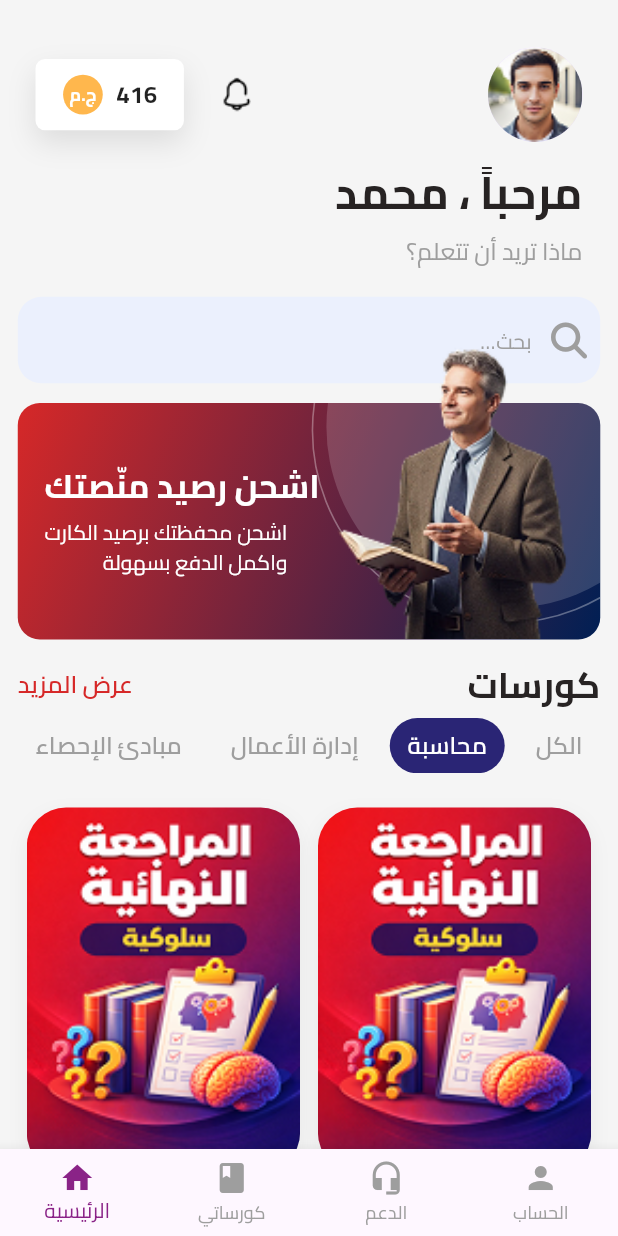
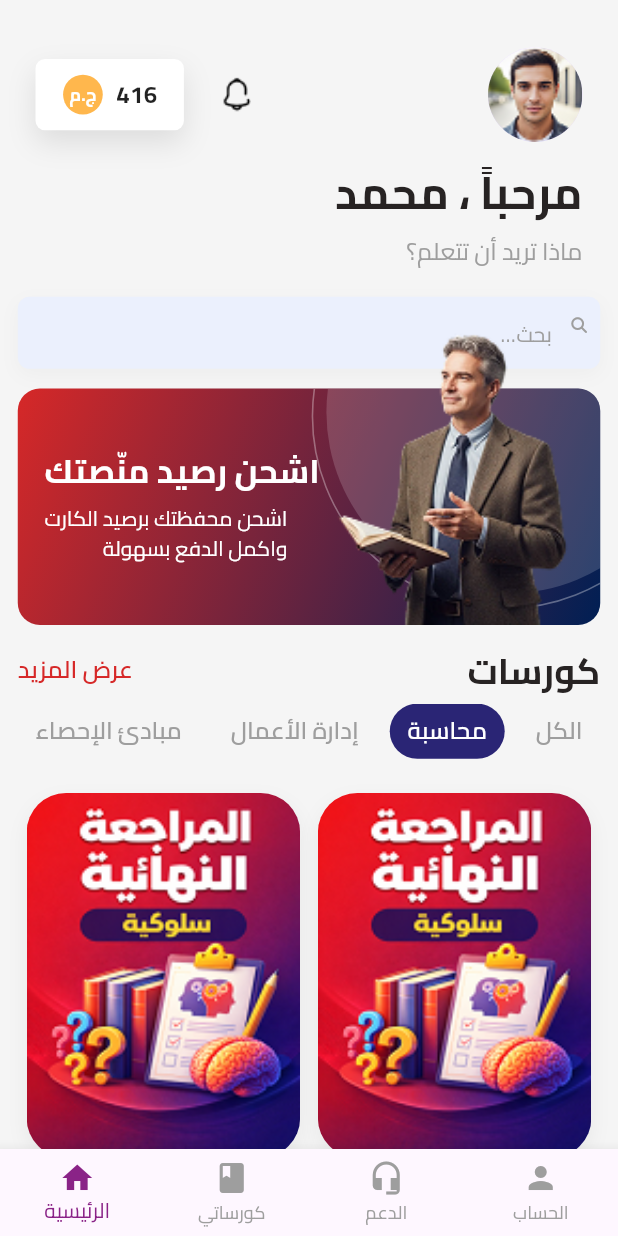
Before and after one commit to Mohamed1Hamada/Bengo-app, a Flutter app: the HomeView screen opened by its route, on a phone screen of 412 x 824 dp. Run offline on Flutter 3.47's test engine with Material 3 defaults, Android fonts, the phone set to English and light mode, and no system bars; our stand-ins replace flutter_screenutil, font_awesome_flutter, go_router.

Commit message:
search app header done

```diff
--- a/lib/Features/Home/presentation/views/widgets/home_search_field.dart
+++ b/lib/Features/Home/presentation/views/widgets/home_search_field.dart
@@ -4,17 +4,36 @@ import 'package:flutter_screenutil/flutter_screenutil.dart';
 import 'package:font_awesome_flutter/font_awesome_flutter.dart';
 
 class HomeSearchField extends StatelessWidget {
-  const HomeSearchField({super.key});
+  const HomeSearchField({
+    super.key,
+    this.onTap,        // عشان لما تضغط عليه يفتح صفحة تانية
+    this.readOnly = false, // لو true مش هيخلي اليوزر يكتب (يستخدم كزرار)
+    this.autoFocus = false, // لو true هيفتح الكيبورد أول ما الصفحة تفتح
+  });
+
+  final VoidCallback? onTap;
+  final bool readOnly;
+  final bool autoFocus;
 
   @override
   Widget build(BuildContext context) {
     return Container(
       decoration: BoxDecoration(
-        color: const Color.fromARGB(255, 235, 240, 253), // اللون اللي اخترته ممتاز
-        borderRadius: BorderRadius.circular(30.r),
+        color: const Color.fromARGB(255, 235, 240, 253),
+        borderRadius: BorderRadius.circular(15.r), // خليته 15 زي الفيجما (كان 30)
+        boxShadow: [
+          BoxShadow(
+            color: Colors.black.withOpacity(0.03),
+            blurRadius: 10,
+            offset: const Offset(0, 4),
+          ),
+        ],
       ),
       child: TextField(
-        textAlign: TextAlign.right, // الكتابة من اليمين للشمال
+        onTap: onTap,        // تنفيذ الأكشن عند الضغط
+        readOnly: readOnly,  // منع أو سماح الكتابة
+        autofocus: autoFocus,
+        textAlign: TextAlign.right,
         cursorColor: Colors.grey,
         decoration: InputDecoration(
           hintText: " ...بحث",
@@ -22,15 +41,12 @@ class HomeSearchField extends StatelessWidget {
             color: const Color(0xFF9E9E9E),
             fontFamily: 'Cairo',
           ),
-          // تحسين وضع الأيقونة
           suffixIcon: Padding(
-            padding: EdgeInsets.symmetric(
-              horizontal: 15.w,
-            ), // مسافة الأيقونة من الطرف
-            child: FaIcon(
+            padding: EdgeInsets.symmetric(horizontal: 15.w),
+            child: FaIcon( // استخدمت Icon عادي بـ FontAwesomeIcons عشان التوافق
               FontAwesomeIcons.magnifyingGlass,
               color: const Color(0xFF9E9E9E),
-              size: 24,
+              size: 20.sp,
             ),
           ),
           suffixIconConstraints: BoxConstraints(
@@ -38,9 +54,8 @@ class HomeSearchField extends StatelessWidget {
             minHeight: 40.h,
           ),
           border: InputBorder.none,
-          // تظبيط الـ Padding الداخلي عشان الكلام يكون في النص بالظبط
           contentPadding: EdgeInsets.symmetric(
-            vertical: 32.h, // زودنا الارتفاع شوية عشان الراحة البصرية
+            vertical: 18.h, // ظبطت الارتفاع ليكون متناسق (32 كان ضخم جداً)
             horizontal: 20.w,
           ),
         ),
--- a/lib/Features/Home/presentation/views/widgets/home_view_body.dart
+++ b/lib/Features/Home/presentation/views/widgets/home_view_body.dart
@@ -1,3 +1,4 @@
+import 'package:bengo_app/Features/Home/presentation/views/search_view.dart';
 import 'package:bengo_app/Features/Home/presentation/views/widgets/build_category_content.dart';
 import 'package:bengo_app/Features/Home/presentation/views/widgets/categories_list_view.dart';
 import 'package:bengo_app/Features/Home/presentation/views/widgets/courses_header.dart';
@@ -28,7 +29,16 @@ class _HomeViewBodyState extends State<HomeViewBody> {
           children: [
             const CustomHomeHeader(),
             SizedBox(height: 15.h),
-            const HomeSearchField(),
+            HomeSearchField(
+              readOnly: true, // يمنع الكتابة هنا
+              onTap: () {
+
+                Navigator.push(
+                  context,
+                  MaterialPageRoute(builder: (context) => const SearchView()),
+                );
+              },
+            ),
             SizedBox(height: 25.h),
             const PromoBanner(),
             SizedBox(height: 25.h),
--- a/lib/core/utlis/app_router.dart
+++ b/lib/core/utlis/app_router.dart
@@ -2,6 +2,7 @@ import 'package:bengo_app/Features/Auth/presentation/views/complete_profile_view
 import 'package:bengo_app/Features/Auth/presentation/views/login_view.dart';
 import 'package:bengo_app/Features/Auth/presentation/views/sign_up_view.dart';
 import 'package:bengo_app/Features/Home/presentation/views/home_view.dart';
+import 'package:bengo_app/Features/Home/presentation/views/search_view.dart';
 import 'package:bengo_app/Features/onBoard/presentation/views/on_board_view.dart';
 import 'package:bengo_app/Features/splash/presentation/views/splash_view.dart';
 import 'package:flutter/material.dart';
@@ -15,6 +16,7 @@ abstract class AppRouter {
   static const String kSignUpView = '/signupview';
   static const String kCompleteProfileView = '/completeprofileview';
   static const String kHomeView = '/homeview';
+  static const String kSearchView = '/searchview';
 
   static final GoRouter router = GoRouter(
     initialLocation: kSplashView,
@@ -56,6 +58,13 @@ abstract class AppRouter {
           state: state,
         ),
       ),
+      GoRoute(
+        path: kSearchView,
+        pageBuilder: (context, state) => _buildCustomTransitionPage(
+          child: const SearchView(),
+          state: state,
+        ),
+      ),
     ],
   );
 
--- a/lib/core/utlis/asstes.dart
+++ b/lib/core/utlis/asstes.dart
@@ -12,6 +12,9 @@ class AsstesData {
   static const homeHeaderIcon = 'assets/images/Image (Profile).png';
   static const notificationIcon = 'assets/images/Button.png';
   static const bannerMan = 'assets/images/Rectangle.png';
+  static const instructor = 'assets/images/Rectangle.png';
+  static const financialAccountingCover =
+      'assets/images/Image (محاسبة مالية).png';
   static const test1 = 'assets/images/image 19.png';
   static const test2 = 'assets/images/Image Group.png';
   static const noCourse = 'assets/images/Container (1).png';
--- a/lib/core/utlis/styles.dart
+++ b/lib/core/utlis/styles.dart
@@ -35,6 +35,10 @@ abstract class Styles {
     fontSize: 24,
     fontWeight: FontWeight.w600,
   );
+  static const textStyle28 = TextStyle(
+    fontSize: 28,
+    fontWeight: FontWeight.w600,
+  );
 
   static const textStyle30 = TextStyle(
     fontSize: 30,
@@ -53,6 +57,8 @@ abstract class Styles {
     fontSize: 48,
     fontWeight: FontWeight.w800,
   );
+
+  static Gradient? get kMainGradient => null;
 }
 
 abstract class AppStyles {
```
Also changed, not shown: lib/Features/Home/presentation/views/search_view.dart (added, +11 -0 lines), lib/Features/Home/presentation/views/widgets/header_circle_button.dart (added, +28 -0 lines), lib/Features/Home/presentation/views/widgets/search_app_bar_row.dart (added, +40 -0 lines), lib/Features/Home/presentation/views/widgets/search_app_header.dart (added, +47 -0 lines), lib/Features/Home/presentation/views/widgets/search_course_list_item.dart (added, +143 -0 lines), lib/Features/Home/presentation/views/widgets/search_results_summary.dart (added, +52 -0 lines), lib/Features/Home/presentation/views/widgets/search_text_field.dart (added, +55 -0 lines), lib/Features/Home/presentation/views/widgets/search_title_column.dart (added, +35 -0 lines), lib/Features/Home/presentation/views/widgets/search_view_body.dart (added, +22 -0 lines).
